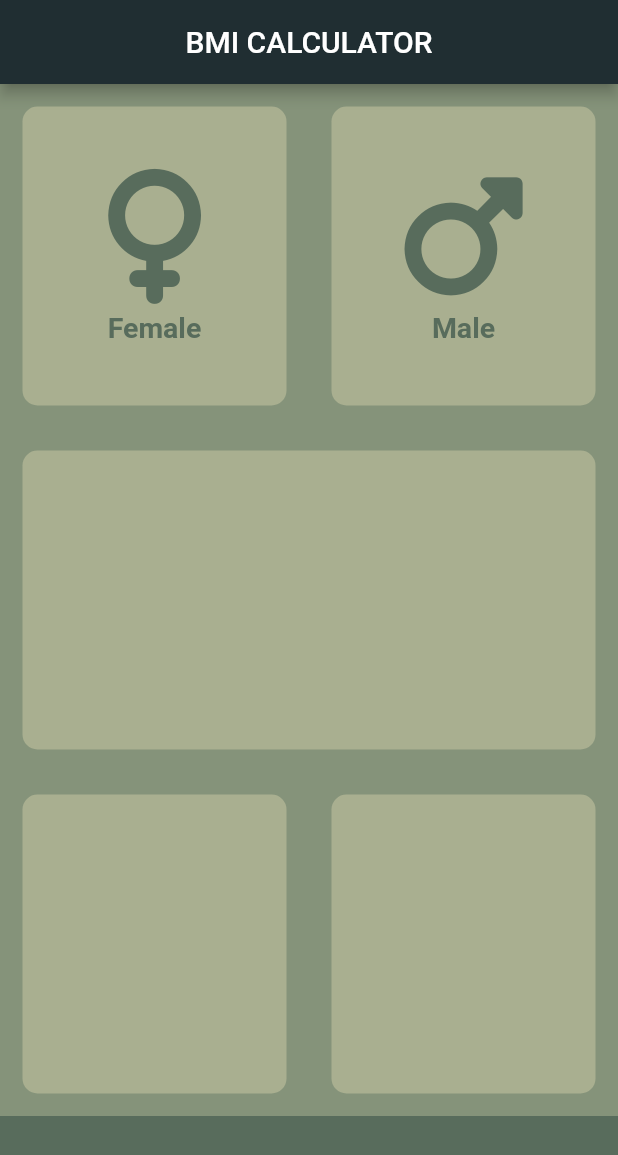
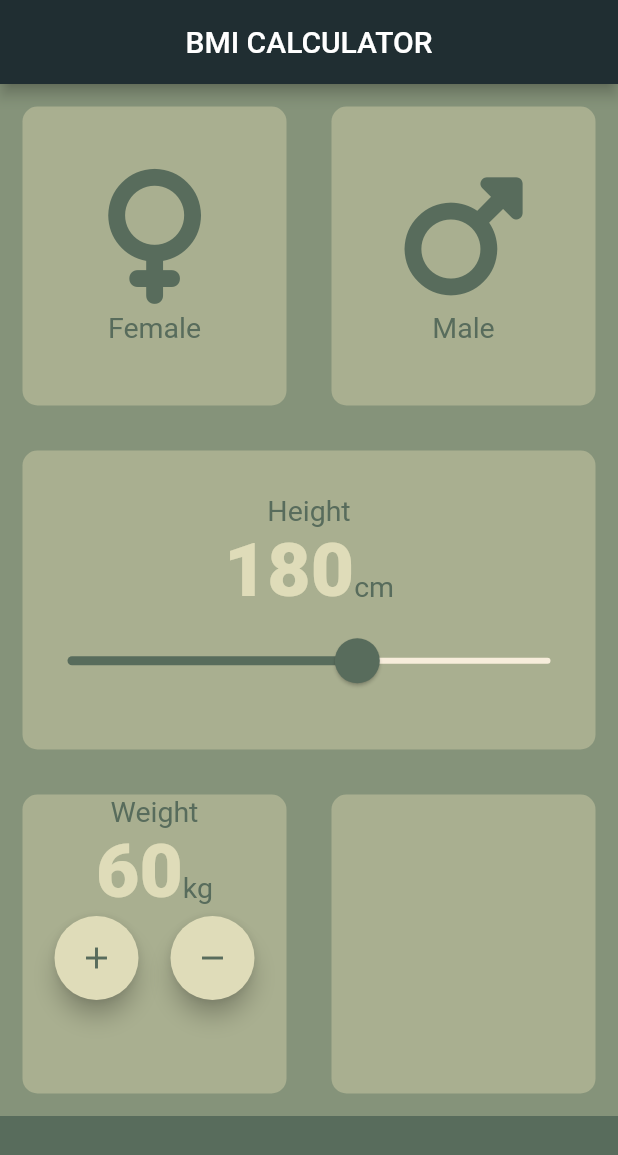
Before and after one commit to zahraakbari1234/flutterclassrepo, a Flutter app: the screen it shows after launch, on a phone screen of 412 x 824 dp. Shown: the top 1155 px of the screen. Run offline on Flutter 3.47's test engine with Material 2 defaults, Android fonts, the phone set to English and light mode, and no system bars; our stand-ins replace audioplayers, font_awesome_flutter.

Commit message:
weight_button_part

```diff
--- a/bmi_cal_app/lib/constants.dart
+++ b/bmi_cal_app/lib/constants.dart
@@ -1,13 +1,15 @@
 import 'package:flutter/material.dart';
 
 
-const button_container_height = 80.0 ;
-const active_color = Color(0XFFF7EDDB);
-const button_color = Color(0XFF586c5c);
-const inactive_color =  Color(0XFFa9af90);
+const KButton_container_height = 80.0 ;
+const KActive_color = Color(0XFFF7EDDB);
+const KButton_color = Color(0XFF586c5c);
+const KInactive_color =  Color(0XFFa9af90);
 
-const labelTextStyle  = TextStyle(
-  color: button_color,
+const KLabel_TextStyle  = TextStyle(
+  color: KButton_color,
   fontSize: 19,
-  fontWeight: FontWeight.bold,
+
 );
+
+const KNumberl_TextStyle  = TextStyle(fontSize: 50 , fontWeight: FontWeight.w900);
--- a/bmi_cal_app/lib/icon_content.dart
+++ b/bmi_cal_app/lib/icon_content.dart
@@ -12,7 +12,7 @@ class IconContent extends StatelessWidget {
       mainAxisAlignment: MainAxisAlignment.center,
       children:  [
         Icon(icon,
-          color: button_color,
+          color: KButton_color,
           size: 90,
         ),
         const SizedBox(
@@ -20,7 +20,7 @@ class IconContent extends StatelessWidget {
         ),
         Text(
           label,
-          style: labelTextStyle,
+          style: KLabel_TextStyle,
         )
       ],
     );
--- a/bmi_cal_app/lib/input_page.dart
+++ b/bmi_cal_app/lib/input_page.dart
@@ -4,9 +4,7 @@ import 'package:font_awesome_flutter/font_awesome_flutter.dart';
 import 'icon_content.dart';
 import 'constants.dart';
 
-enum Gender {male , female}
-
-
+enum Gender { male, female }
 
 class InputPage extends StatefulWidget {
   @override
@@ -14,8 +12,10 @@ class InputPage extends StatefulWidget {
 }
 
 class _InputPageState extends State<InputPage> {
+  Gender? selected_gender;
+  int height = 180;
+  int weight = 60;
 
-    Gender? selected_gender ;
   @override
   Widget build(BuildContext context) {
     return Scaffold(
@@ -23,64 +23,136 @@ class _InputPageState extends State<InputPage> {
         backgroundColor: const Color(0XFF202e32),
         title: const Center(child: Text('BMI CALCULATOR')),
       ),
-      body: Column(
-          crossAxisAlignment: CrossAxisAlignment.stretch,
-          children: [
+      body: Column(crossAxisAlignment: CrossAxisAlignment.stretch, children: [
         //گذاشتن این expanded ها باعث responsive شدن UI می شود
         Expanded(
           child: Row(
             children: [
               Expanded(
-                child: GestureDetector(
-                  onTap: (){
+                child: ReuseableCard(
+                  onPress: () {
                     setState(() {
                       selected_gender = Gender.female;
                     });
                   },
-                  child:  ReuseableCard(color: selected_gender == Gender.female ? active_color : inactive_color,
+                  color: selected_gender == Gender.female
+                      ? KActive_color
+                      : KInactive_color,
                   cardChild: const IconContent(
                     label: "Female",
                     icon: FontAwesomeIcons.venus,
                   ),
                 ),
               ),
-              ),
               Expanded(
-                child: GestureDetector(
-                  onTap: (){
+                child: ReuseableCard(
+                  onPress: () {
                     setState(() {
                       selected_gender = Gender.male;
                     });
                   },
-                  child: ReuseableCard(color:selected_gender == Gender.male ? active_color : inactive_color,
+                  color: selected_gender == Gender.male
+                      ? KActive_color
+                      : KInactive_color,
                   cardChild: const IconContent(
                     label: "Male",
                     icon: FontAwesomeIcons.mars,
-                    ),
                   ),
                 ),
               )
             ],
           ),
         ),
-        const Expanded(
-          child: ReuseableCard(color:inactive_color),
+        Expanded(
+          child: ReuseableCard(
+            color: KInactive_color,
+            cardChild: Column(
+              mainAxisAlignment: MainAxisAlignment.center,
+              children: [
+                const Text(
+                  "Height",
+                  style: KLabel_TextStyle,
+                ),
+                Row(
+                  mainAxisAlignment: MainAxisAlignment.center,
+                  crossAxisAlignment: CrossAxisAlignment.baseline,
+                  textBaseline: TextBaseline
+                      .alphabetic, //when using baseline ... base should be mentioned
+                  children: [
+                    Text(height.toString(), style: KNumberl_TextStyle),
+                    const Text("cm", style: KLabel_TextStyle),
+                  ],
+                ),
+                SliderTheme(
+                  data: SliderTheme.of(context).copyWith(
+                      thumbShape:
+                          const RoundSliderThumbShape(enabledThumbRadius: 15),
+                      overlayShape: RoundSliderOverlayShape(overlayRadius: 30)),
+                  child: Slider(
+                      min: 120.0,
+                      max: 220.0,
+                      activeColor: KButton_color,
+                      inactiveColor: KActive_color,
+                      value: height.toDouble(),
+                      onChanged: (double value) {
+                        setState(() {
+                          height = value.round();
+                        });
+                      }),
+                )
+              ],
+            ),
+          ),
         ),
         Expanded(
             child: Row(
-          children: const [
+          children:  [
             Expanded(
-              child: ReuseableCard(color:inactive_color),
+              child: ReuseableCard(color: KInactive_color,
+              cardChild: Column(
+                children: [
+                  const Text("Weight", style: KLabel_TextStyle),
+                  Row(
+                    mainAxisAlignment: MainAxisAlignment.center,
+                    crossAxisAlignment: CrossAxisAlignment.baseline,
+                    textBaseline: TextBaseline.alphabetic,
+                    children: [
+                      Text(weight.toString() , style: KNumberl_TextStyle),
+                      const Text("kg",style: KLabel_TextStyle)
+                    ],
+                  ),
+                  Row(
+                    mainAxisAlignment: MainAxisAlignment.spaceEvenly,
+                    children: [
+                      FloatingActionButton(
+                        onPressed: (){},
+                        backgroundColor: const Color(0xffdfdcb9),
+                        child: Icon(Icons.add,
+                        color: KButton_color,
+                        ),
+                      ),
+                      FloatingActionButton(
+                        onPressed: (){},
+                        backgroundColor: const Color(0xffdfdcb9),
+                        child: Icon(Icons.remove,
+                          color: KButton_color,
+                        ),
+                      ),
+                    ],
+                  )
+                ],
+              ),
+              ),
             ),
             Expanded(
-              child: ReuseableCard(color:inactive_color),
+              child: ReuseableCard(color: KInactive_color),
             ),
           ],
         )),
         Container(
-              color: button_color,
+          color: KButton_color,
           width: double.infinity,
-              height: button_container_height,
+          height: KButton_container_height,
         )
       ]),
     );
```
Lines whose indentation alone changed are shown as unchanged.
